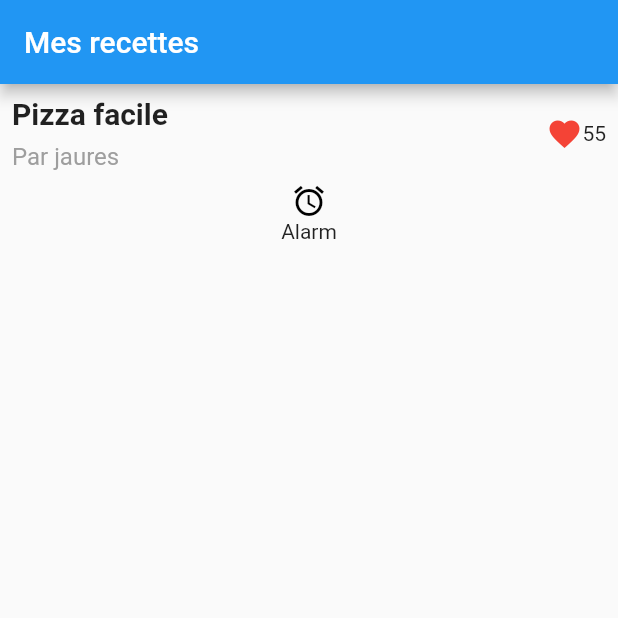
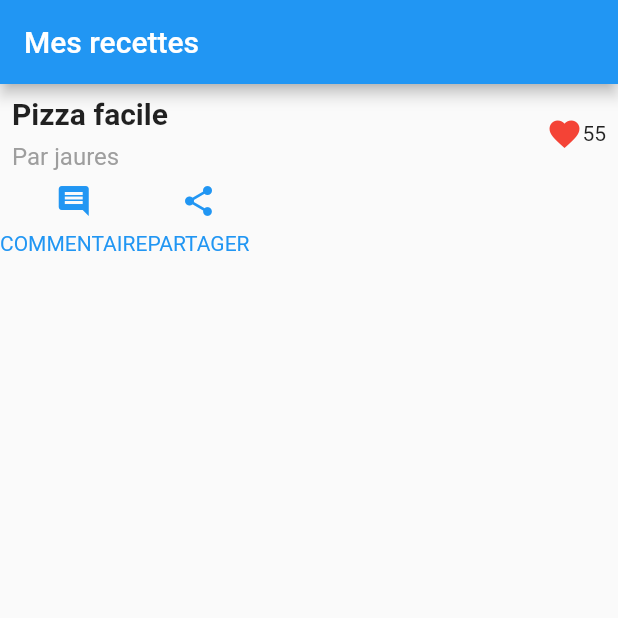
Before and after one commit to beinjamin/demo_app_flutter, a Flutter app: the screen it shows after launch, on a phone screen of 412 x 824 dp, the top half of it. Run offline on Flutter 3.47's test engine with Material 2 defaults, Android fonts, the phone set to English and light mode, and no system bars.

Commit message:
Row et composant

```diff
--- a/lib/main.dart
+++ b/lib/main.dart
@@ -57,7 +57,10 @@ class MyApp extends StatelessWidget {
           ),
           body: Column(children: [
             titleSection,
-            _buildButtonColumn(Colors.black, Icons.access_alarm, "Alarm")
+            Row(children: [
+              _buildButtonColumn(Colors.blue, Icons.comment, "COMMENTAIRE"),
+              _buildButtonColumn(Colors.blue, Icons.share, "PARTAGER")
+            ])
           ])),
     );
   }
@@ -65,6 +68,18 @@ class MyApp extends StatelessWidget {
 
 Column _buildButtonColumn(Color color, IconData icon, String label) {
   return Column(
-    children: [Icon(icon, color: color), Text(label)],
+    mainAxisAlignment: MainAxisAlignment.center,
+    children: [
+      Container(
+        padding: const EdgeInsets.only(bottom: 8),
+        child: Icon(icon, color: color),
+      ),
+      Text(label,
+          style: TextStyle(
+            color: color,
+            fontWeight: FontWeight.w400,
+            fontSize: 14,
+          ))
+    ],
   );
 }
```
